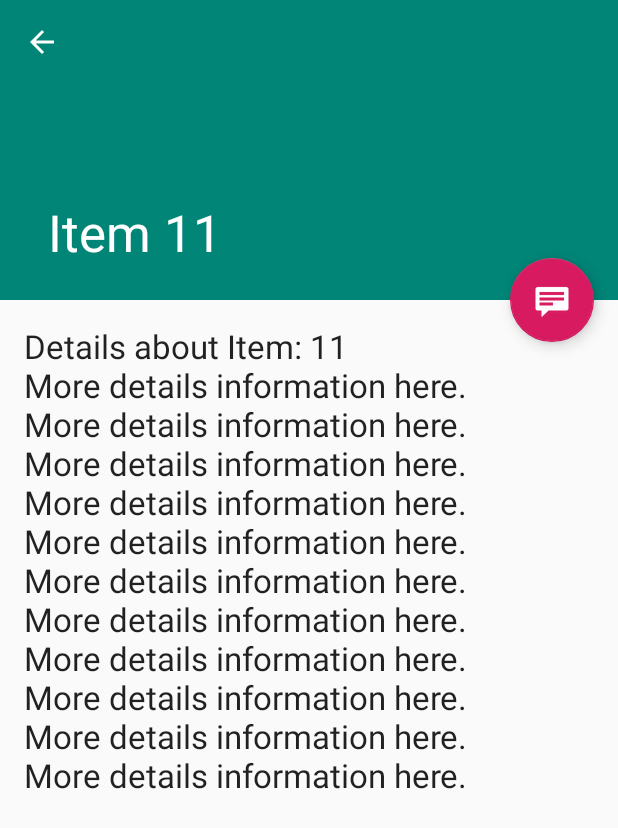
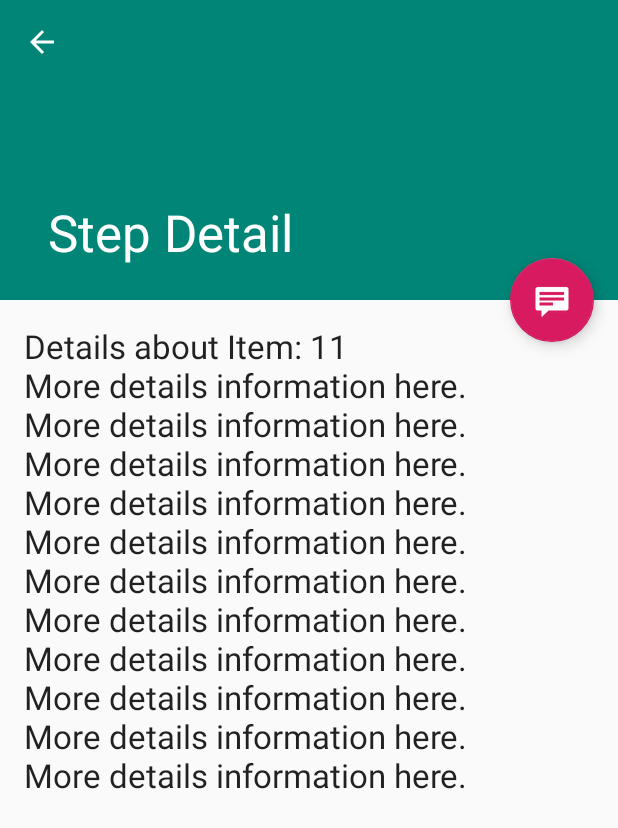
Before and after one commit to tatsuyafujisaki/baking-app, an Android app: the screen it shows after launch (DetailActivity), after a tap on "11", on a phone screen of 412 x 824 dp. Shown: the top 828 px of the screen. Run offline under Robolectric (Android 15) with nearby library versions, the phone set to English and light mode, and no system bars; our stand-ins replace data binding.

Commit message:
Support Fragment in smartphone

```diff
--- a/app/src/main/java/com/example/android/bakingapp/DetailActivity.java
+++ b/app/src/main/java/com/example/android/bakingapp/DetailActivity.java
@@ -24,14 +24,6 @@ public class DetailActivity extends AppCompatActivity {
         Objects.requireNonNull(getSupportActionBar()).setDisplayHomeAsUpEnabled(true);
 
         binding.fab.setOnClickListener(view -> Snackbar.make(view, "Replace with your own detail action", Snackbar.LENGTH_LONG).setAction("Action", null).show());
-
-        if (savedInstanceState == null) {
-            Bundle arguments = new Bundle();
-            arguments.putString(DetailFragment.ARG_ITEM_ID, getIntent().getStringExtra(DetailFragment.ARG_ITEM_ID));
-            DetailFragment fragment = new DetailFragment();
-            fragment.setArguments(arguments);
-            getSupportFragmentManager().beginTransaction().add(R.id.detail_fragment_container, fragment).commit();
-        }
     }
 
     @Override
--- a/app/src/main/java/com/example/android/bakingapp/DetailFragment.java
+++ b/app/src/main/java/com/example/android/bakingapp/DetailFragment.java
@@ -17,28 +17,34 @@ public class DetailFragment extends Fragment {
     private DummyContent.DummyItem mItem;
 
     @Override
-    public void onCreate(Bundle savedInstanceState) {
-        super.onCreate(savedInstanceState);
+    public View onCreateView(@NonNull LayoutInflater inflater, ViewGroup container, Bundle savedInstanceState) {
+        FragmentDetailBinding binding = FragmentDetailBinding.inflate(inflater, container, false);
 
-        if (getArguments().containsKey(ARG_ITEM_ID)) {
+        String id = null;
+
+        Bundle bundle = getArguments();
+        if (bundle != null && bundle.containsKey(ARG_ITEM_ID)) {
+            id = bundle.getString(ARG_ITEM_ID);
+        } else {
+            bundle = getActivity().getIntent().getExtras();
+
+            if (bundle != null && bundle.containsKey(ARG_ITEM_ID)) {
+                id = bundle.getString(ARG_ITEM_ID);
+            }
+        }
+
+        if (id != null) {
             // Load the dummy content specified by the fragment
             // arguments. In a real-world scenario, use a Loader
             // to load content from a content provider.
-            mItem = DummyContent.ITEM_MAP.get(getArguments().getString(ARG_ITEM_ID));
+            mItem = DummyContent.ITEM_MAP.get(id);
 
             CollapsingToolbarLayout appBarLayout = getActivity().findViewById(R.id.collapsing_toolbar_layout);
             if (appBarLayout != null) {
                 appBarLayout.setTitle(mItem.content);
             }
-        }
-    }
 
-    @Override
-    public View onCreateView(@NonNull LayoutInflater inflater, ViewGroup container, Bundle savedInstanceState) {
-        FragmentDetailBinding binding = FragmentDetailBinding.inflate(inflater, container, false);
-
-        if (mItem != null) {
-            binding.stepDetailTextView.setText(mItem.details);
+            binding.textView.setText(mItem.details);
         }
 
         return binding.getRoot();
--- a/app/src/main/java/com/example/android/bakingapp/MainActivity.java
+++ b/app/src/main/java/com/example/android/bakingapp/MainActivity.java
@@ -6,7 +6,6 @@ import android.support.design.widget.Snackbar;
 import android.support.v7.app.AppCompatActivity;
 
 import com.example.android.bakingapp.databinding.ActivityMainBinding;
-import com.example.android.bakingapp.databinding.StepListBinding;
 import com.example.android.bakingapp.dummy.DummyContent;
 
 public class MainActivity extends AppCompatActivity {
@@ -19,10 +18,8 @@ public class MainActivity extends AppCompatActivity {
         binding.toolbar.setTitle(getTitle());
         binding.fab.setOnClickListener(view -> Snackbar.make(view, "Replace with your own action", Snackbar.LENGTH_LONG).setAction("Action", null).show());
 
-        boolean isTwoPane = binding.include.detailFragmentContainer != null;
+        boolean isTwoPane = getResources().getBoolean(R.bool.is_tablet);
 
-        ((StepListBinding) DataBindingUtil.setContentView(this, R.layout.step_list))
-                .stepRecyclerView
-                .setAdapter(new RecyclerViewAdapter(this, DummyContent.ITEMS, isTwoPane));
+        binding.include.stepRecyclerView.setAdapter(new RecyclerViewAdapter(getSupportFragmentManager(), DummyContent.ITEMS, isTwoPane));
     }
 }
--- a/app/src/main/java/com/example/android/bakingapp/RecyclerViewAdapter.java
+++ b/app/src/main/java/com/example/android/bakingapp/RecyclerViewAdapter.java
@@ -3,6 +3,9 @@ package com.example.android.bakingapp;
 import android.content.Context;
 import android.content.Intent;
 import android.os.Bundle;
+import android.support.annotation.NonNull;
+import android.support.v4.app.Fragment;
+import android.support.v4.app.FragmentManager;
 import android.support.v7.widget.RecyclerView;
 import android.view.LayoutInflater;
 import android.view.View;
@@ -14,60 +17,68 @@ import com.example.android.bakingapp.dummy.DummyContent;
 import java.util.List;
 
 public final class RecyclerViewAdapter extends RecyclerView.Adapter<RecyclerViewAdapter.ViewHolder> {
-    private final MainActivity mParentActivity;
-    private final List<DummyContent.DummyItem> mValues;
-    private final boolean mTwoPane;
-    private final View.OnClickListener mOnClickListener = new View.OnClickListener() {
-        @Override
-        public void onClick(View view) {
-            DummyContent.DummyItem item = (DummyContent.DummyItem) view.getTag();
-            if (mTwoPane) {
-                Bundle arguments = new Bundle();
-                arguments.putString(DetailFragment.ARG_ITEM_ID, item.id);
-                DetailFragment fragment = new DetailFragment();
-                fragment.setArguments(arguments);
-                mParentActivity.getSupportFragmentManager().beginTransaction()
-                        .replace(R.id.detail_fragment_container, fragment)
-                        .commit();
-            } else {
-                Context context = view.getContext();
-                Intent intent = new Intent(context, DetailActivity.class);
-                intent.putExtra(DetailFragment.ARG_ITEM_ID, item.id);
+    private final FragmentManager fragmentManager;
+    private final List<DummyContent.DummyItem> items;
+    private final boolean isTwoPane;
 
-                context.startActivity(intent);
-            }
-        }
-    };
-
-    RecyclerViewAdapter(MainActivity parent, List<DummyContent.DummyItem> items, boolean twoPane) {
-        mValues = items;
-        mParentActivity = parent;
-        mTwoPane = twoPane;
+    RecyclerViewAdapter(FragmentManager fragmentManager, List<DummyContent.DummyItem> items, boolean isTwoPane) {
+        this.items = items;
+        this.fragmentManager = fragmentManager;
+        this.isTwoPane = isTwoPane;
     }
 
     @Override
-    public ViewHolder onCreateViewHolder(ViewGroup parent, int viewType) {
+    public ViewHolder onCreateViewHolder(@NonNull ViewGroup parent, int viewType) {
         return new ViewHolder(RecyclerviewItemBinding.inflate(LayoutInflater.from(parent.getContext()), parent, false));
     }
 
     @Override
     public void onBindViewHolder(final ViewHolder holder, int position) {
-        holder.binding.idTextView.setText(mValues.get(position).id);
-        holder.binding.contentTextView.setText(mValues.get(position).content);
-        holder.itemView.setTag(mValues.get(position));
-        holder.itemView.setOnClickListener(mOnClickListener);
+        holder.binding.idTextView.setText(items.get(position).id);
+        holder.binding.contentTextView.setText(items.get(position).content);
+        holder.itemView.setTag(items.get(position));
     }
 
     @Override
     public int getItemCount() {
-        return mValues.size();
+        return items.size();
     }
 
-    class ViewHolder extends RecyclerView.ViewHolder {
+    class ViewHolder extends RecyclerView.ViewHolder implements View.OnClickListener {
         final RecyclerviewItemBinding binding;
+
         ViewHolder(RecyclerviewItemBinding binding) {
             super(binding.getRoot());
             this.binding = binding;
+            binding.getRoot().setOnClickListener(this);
+        }
+
+        @Override
+        public void onClick(View v) {
+            DummyContent.DummyItem item = (DummyContent.DummyItem) v.getTag();
+
+            if (isTwoPane) {
+                Bundle bundle = new Bundle();
+                bundle.putString(DetailFragment.ARG_ITEM_ID, item.id);
+
+                Fragment fragment = new DetailFragment();
+                fragment.setArguments(bundle);
+
+                DetailFragment detailFragment = new DetailFragment();
+                detailFragment.setArguments(bundle);
+
+                // TODO: Check why DetailFragment in tablet is not redrawn.
+                fragmentManager
+                        .beginTransaction()
+                        .detach(fragmentManager.findFragmentById(R.id.detail_fragment))
+                        .attach(detailFragment)
+                        .commit();
+            } else {
+                Context context = v.getContext();
+                Intent intent = new Intent(context, DetailActivity.class);
+                intent.putExtra(DetailFragment.ARG_ITEM_ID, item.id);
+                context.startActivity(intent);
+            }
         }
     }
 }
--- a/app/src/main/res/layout-w900dp/step_list.xml
+++ b/app/src/main/res/layout-w900dp/step_list.xml
@@ -21,8 +21,9 @@
             android:layout_marginRight="16dp"
             app:layoutManager="LinearLayoutManager" />
 
-        <FrameLayout
-            android:id="@+id/detail_fragment_container"
+        <fragment
+            android:id="@+id/detail_fragment"
+            android:name="com.example.android.bakingapp.DetailFragment"
             android:layout_width="0dp"
             android:layout_height="match_parent"
             android:layout_weight="3" />
--- a/app/src/main/res/layout/activity_detail.xml
+++ b/app/src/main/res/layout/activity_detail.xml
@@ -1,6 +1,6 @@
 <?xml version="1.0" encoding="utf-8"?>
 <layout xmlns:android="http://schemas.android.com/apk/res/android"
-        xmlns:app="http://schemas.android.com/apk/res-auto">
+    xmlns:app="http://schemas.android.com/apk/res-auto">
 
     <android.support.design.widget.CoordinatorLayout
         android:layout_width="match_parent"
@@ -22,20 +22,27 @@
                 app:contentScrim="?attr/colorPrimary"
                 app:layout_scrollFlags="scroll|exitUntilCollapsed">
 
+                <!-- app:layout_collapseMode="pin" is to prevent the up button from disappearing when the toolbar is collapsed -->
                 <android.support.v7.widget.Toolbar
                     android:id="@+id/toolbar"
                     android:layout_width="match_parent"
                     android:layout_height="?attr/actionBarSize"
-                    app:layout_collapseMode="pin"
-                    app:popupTheme="@style/ThemeOverlay.AppCompat.Light" />
+                    app:layout_collapseMode="pin" />
             </android.support.design.widget.CollapsingToolbarLayout>
         </android.support.design.widget.AppBarLayout>
 
         <android.support.v4.widget.NestedScrollView
-            android:id="@+id/detail_fragment_container"
+            android:id="@+id/nested_scroll_view"
             android:layout_width="match_parent"
             android:layout_height="match_parent"
-            app:layout_behavior="@string/appbar_scrolling_view_behavior" />
+            app:layout_behavior="@string/appbar_scrolling_view_behavior">
+
+            <fragment
+                android:id="@+id/detail_fragment"
+                android:name="com.example.android.bakingapp.DetailFragment"
+                android:layout_width="match_parent"
+                android:layout_height="match_parent" />
+        </android.support.v4.widget.NestedScrollView>
 
         <android.support.design.widget.FloatingActionButton
             android:id="@+id/fab"
@@ -43,7 +50,7 @@
             android:layout_height="wrap_content"
             android:layout_gravity="center_vertical|start"
             android:layout_margin="@dimen/fab_margin"
-            app:layout_anchor="@+id/detail_fragment_container"
+            app:layout_anchor="@+id/nested_scroll_view"
             app:layout_anchorGravity="top|end"
             app:srcCompat="@android:drawable/stat_notify_chat" />
     </android.support.design.widget.CoordinatorLayout>
--- a/app/src/main/res/layout/activity_main.xml
+++ b/app/src/main/res/layout/activity_main.xml
@@ -20,7 +20,7 @@
                 app:popupTheme="@style/AppTheme.PopupOverlay" />
         </android.support.design.widget.AppBarLayout>
 
-        <FrameLayout
+        <android.support.v4.widget.NestedScrollView
             android:id="@+id/frameLayout"
             android:layout_width="match_parent"
             android:layout_height="match_parent"
@@ -29,7 +29,7 @@
             <include
                 android:id="@+id/include"
                 layout="@layout/step_list" />
-        </FrameLayout>
+        </android.support.v4.widget.NestedScrollView>
 
         <android.support.design.widget.FloatingActionButton
             android:id="@+id/fab"
--- a/app/src/main/res/layout/fragment_detail.xml
+++ b/app/src/main/res/layout/fragment_detail.xml
@@ -2,7 +2,7 @@
 <layout xmlns:android="http://schemas.android.com/apk/res/android">
 
     <TextView
-        android:id="@+id/step_detail_text_view"
+        android:id="@+id/text_view"
         style="?android:attr/textAppearanceLarge"
         android:layout_width="match_parent"
         android:layout_height="match_parent"
--- /dev/null
+++ b/app/src/main/res/values-w900dp/bools.xml
@@ -0,0 +1,4 @@
+<?xml version="1.0" encoding="utf-8"?>
+<resources>
+    <bool name="is_tablet">true</bool>
+</resources>
--- /dev/null
+++ b/app/src/main/res/values/bools.xml
@@ -0,0 +1,4 @@
+<?xml version="1.0" encoding="utf-8"?>
+<resources>
+    <bool name="is_tablet">false</bool>
+</resources>
--- a/app/src/main/res/values/strings.xml
+++ b/app/src/main/res/values/strings.xml
@@ -1,4 +1,5 @@
 <resources>
     <string name="app_name">Baking App</string>
     <string name="title_step_detail">Step Detail</string>
+    <string name="selected_configuration">default</string>
 </resources>
```
